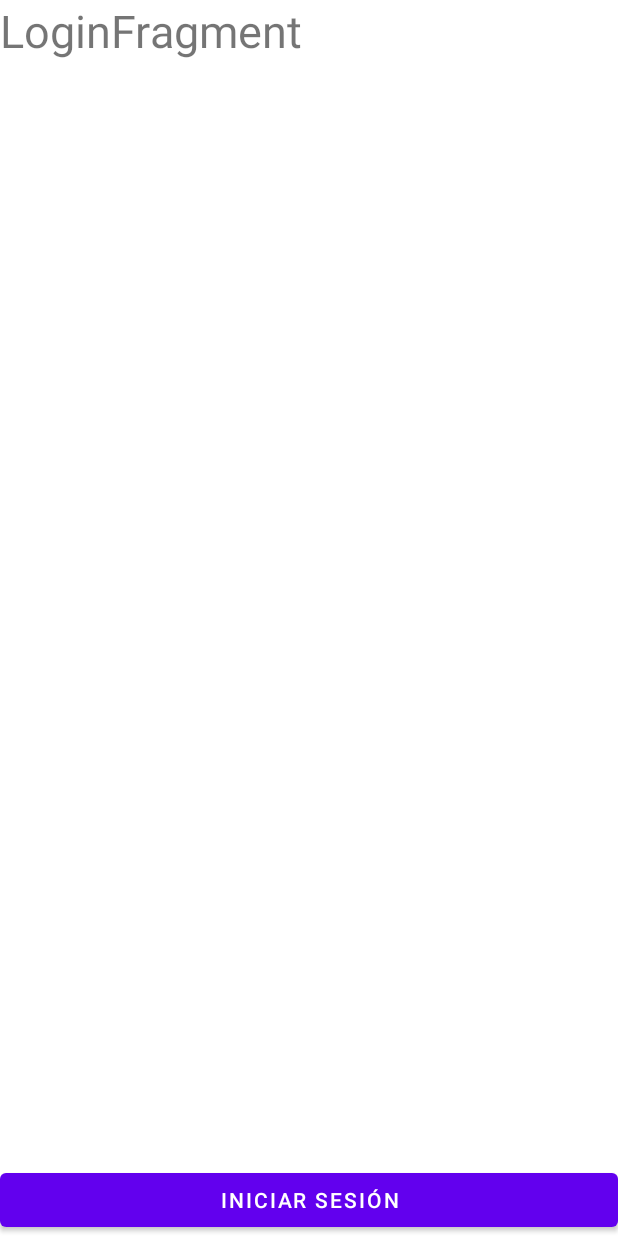
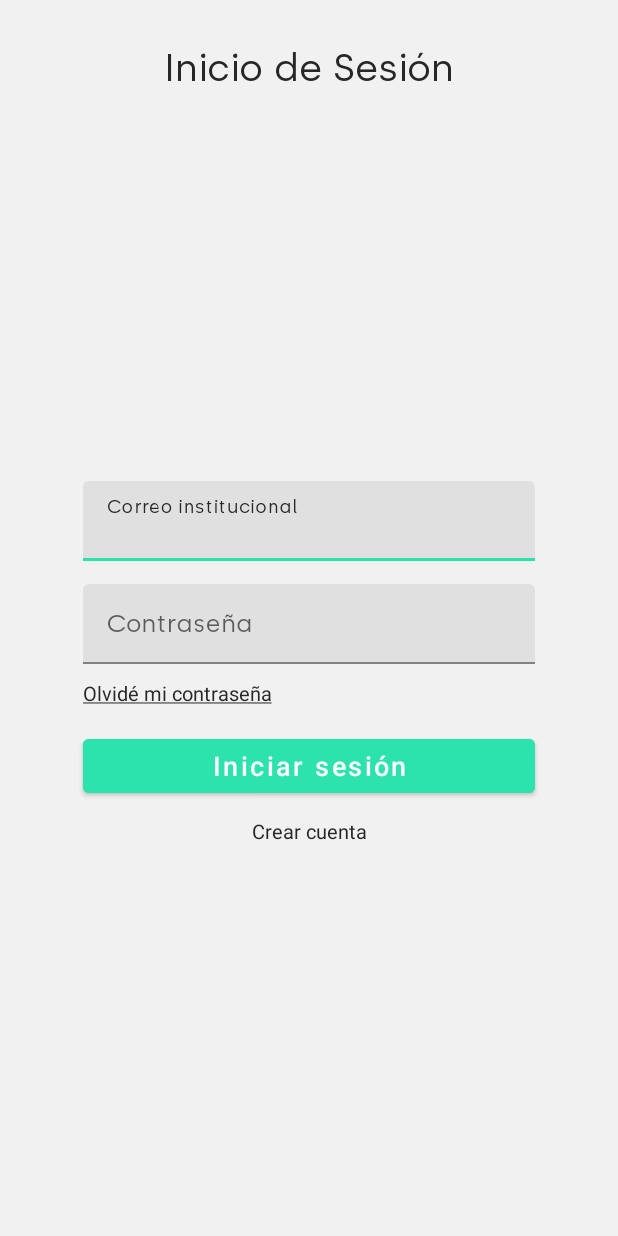
Before and after one commit to AndressRangell/DegreeProjects, an Android app: the screen it shows after launch (MainActivity before the commit, LoginActivity after it), on a phone screen of 412 x 824 dp. Run offline under Robolectric (Android 15) with nearby library versions, the phone set to English and light mode, and no system bars.

Commit message:
Design of LoginActivity implemeted and fragment navigation fixed

```diff
--- a/app/src/main/java/andres/rangel/degreeprojects/BaseApplication.kt
+++ /dev/null
@@ -1,15 +0,0 @@
-package andres.rangel.degreeprojects
-
-import android.app.Application
-import dagger.hilt.android.HiltAndroidApp
-import timber.log.Timber
-
-@HiltAndroidApp
-class BaseApplication : Application() {
-
-    override fun onCreate() {
-        super.onCreate()
-        Timber.plant(Timber.DebugTree())
-    }
-
-}
--- /dev/null
+++ b/app/src/main/java/andres/rangel/degreeprojects/LoginActivity.kt
@@ -0,0 +1,11 @@
+package andres.rangel.degreeprojects
+
+import androidx.appcompat.app.AppCompatActivity
+import android.os.Bundle
+
+class LoginActivity : AppCompatActivity() {
+    override fun onCreate(savedInstanceState: Bundle?) {
+        super.onCreate(savedInstanceState)
+        setContentView(R.layout.activity_login)
+    }
+}
--- a/app/src/main/java/andres/rangel/degreeprojects/LoginFragment.kt
+++ /dev/null
@@ -1,24 +0,0 @@
-package andres.rangel.degreeprojects
-
-import andres.rangel.degreeprojects.databinding.FragmentLoginBinding
-import android.os.Bundle
-import android.view.View
-import androidx.fragment.app.Fragment
-import androidx.navigation.fragment.findNavController
-
-class LoginFragment: Fragment(R.layout.fragment_login) {
-
-    private lateinit var binding: FragmentLoginBinding
-
-    override fun onViewCreated(view: View, savedInstanceState: Bundle?) {
-        super.onViewCreated(view, savedInstanceState)
-        binding = FragmentLoginBinding.bind(view)
-
-        binding.btnLogin.setOnClickListener {
-            findNavController().navigate(
-                R.id.action_loginFragment_to_homeFragment, savedInstanceState, null
-            )
-        }
-    }
-
-}
--- /dev/null
+++ b/app/src/main/res/layout/activity_login.xml
@@ -0,0 +1,111 @@
+<?xml version="1.0" encoding="utf-8"?>
+<androidx.constraintlayout.widget.ConstraintLayout xmlns:android="http://schemas.android.com/apk/res/android"
+    xmlns:app="http://schemas.android.com/apk/res-auto"
+    xmlns:tools="http://schemas.android.com/tools"
+    android:layout_width="match_parent"
+    android:layout_height="match_parent"
+    android:background="@color/background_light"
+    android:paddingHorizontal="25dp"
+    android:paddingTop="30dp"
+    tools:context=".LoginActivity">
+
+    <TextView
+        android:id="@+id/tvTitle"
+        android:layout_width="0dp"
+        android:layout_height="wrap_content"
+        android:textAlignment="center"
+        android:textSize="25sp"
+        android:text="@string/login_title"
+        android:fontFamily="@font/silka"
+        android:layout_marginHorizontal="25dp"
+        android:textColor="@color/text_black"
+        app:layout_constraintEnd_toEndOf="parent"
+        app:layout_constraintStart_toStartOf="parent"
+        app:layout_constraintTop_toTopOf="parent" />
+
+    <LinearLayout
+        android:layout_width="match_parent"
+        android:layout_height="0dp"
+        android:orientation="vertical"
+        android:gravity="center"
+        app:layout_constraintStart_toStartOf="parent"
+        app:layout_constraintEnd_toEndOf="parent"
+        app:layout_constraintTop_toBottomOf="@id/tvTitle"
+        app:layout_constraintBottom_toBottomOf="parent">
+
+        <com.google.android.material.textfield.TextInputLayout
+            android:layout_width="match_parent"
+            android:layout_height="wrap_content"
+            android:layout_marginHorizontal="30dp"
+            app:boxStrokeColor="@color/accent_one"
+            app:hintTextColor="@color/text_black">
+
+            <com.google.android.material.textfield.TextInputEditText
+                android:id="@+id/etEmail"
+                android:layout_width="match_parent"
+                android:layout_height="wrap_content"
+                android:fontFamily="@font/silka"
+                android:textColor="@color/text_black"
+                android:textColorHint="@color/text_black"
+                android:textSize="16sp"
+                android:hint="@string/email"
+                android:inputType="textEmailAddress" />
+
+        </com.google.android.material.textfield.TextInputLayout>
+
+        <com.google.android.material.textfield.TextInputLayout
+            android:layout_width="match_parent"
+            android:layout_height="wrap_content"
+            android:layout_marginHorizontal="30dp"
+            app:boxStrokeColor="@color/accent_one"
+            app:hintTextColor="@color/text_black"
+            android:layout_marginTop="15dp">
+
+            <com.google.android.material.textfield.TextInputEditText
+                android:id="@+id/etPassword"
+                android:layout_width="match_parent"
+                android:layout_height="wrap_content"
+                android:fontFamily="@font/silka"
+                android:textColor="@color/text_black"
+                android:textColorHint="@color/text_black"
+                android:textSize="16sp"
+                android:hint="@string/password"
+                android:inputType="textPassword" />
+
+        </com.google.android.material.textfield.TextInputLayout>
+
+        <TextView
+            android:id="@+id/tvForgotPassword"
+            android:layout_width="match_parent"
+            android:layout_height="wrap_content"
+            android:layout_marginHorizontal="30dp"
+            android:layout_marginTop="10dp"
+            android:text="@string/forgot_password"
+            android:textColor="@color/text_black"
+            android:textSize="13sp" />
+
+        <Button
+            android:id="@+id/btnLogin"
+            android:layout_width="match_parent"
+            android:layout_height="wrap_content"
+            android:layout_marginHorizontal="30dp"
+            android:layout_marginTop="15dp"
+            android:text="@string/login"
+            android:textAllCaps="false"
+            android:textSize="18sp"
+            android:backgroundTint="@color/accent_one"/>
+
+        <TextView
+            android:id="@+id/tvCreateAccount"
+            android:layout_width="match_parent"
+            android:layout_height="wrap_content"
+            android:layout_marginHorizontal="30dp"
+            android:layout_marginTop="10dp"
+            android:textAlignment="center"
+            android:text="@string/create_account"
+            android:textColor="@color/text_black"
+            android:textSize="13sp" />
+
+    </LinearLayout>
+
+</androidx.constraintlayout.widget.ConstraintLayout>
--- a/app/src/main/res/layout/fragment_login.xml
+++ /dev/null
@@ -1,26 +0,0 @@
-<?xml version="1.0" encoding="utf-8"?>
-<androidx.constraintlayout.widget.ConstraintLayout xmlns:android="http://schemas.android.com/apk/res/android"
-    xmlns:app="http://schemas.android.com/apk/res-auto"
-    android:layout_width="match_parent"
-    android:layout_height="match_parent">
-
-    <TextView
-        android:id="@+id/tvTitle"
-        android:layout_width="match_parent"
-        android:layout_height="wrap_content"
-        android:text="LoginFragment"
-        android:textSize="30sp"
-        app:layout_constraintEnd_toEndOf="parent"
-        app:layout_constraintStart_toStartOf="parent"
-        app:layout_constraintTop_toTopOf="parent" />
-
-    <Button
-        android:id="@+id/btnLogin"
-        android:layout_width="match_parent"
-        android:layout_height="wrap_content"
-        android:text="Iniciar Sesión"
-        app:layout_constraintEnd_toEndOf="parent"
-        app:layout_constraintStart_toStartOf="parent"
-        app:layout_constraintBottom_toBottomOf="parent"/>
-
-</androidx.constraintlayout.widget.ConstraintLayout>
--- a/app/src/main/res/navigation/navigation_menu.xml
+++ b/app/src/main/res/navigation/navigation_menu.xml
@@ -2,7 +2,7 @@
 <navigation xmlns:android="http://schemas.android.com/apk/res/android"
     xmlns:app="http://schemas.android.com/apk/res-auto"
     android:id="@+id/navigation_menu"
-    app:startDestination="@id/loginFragment">
+    app:startDestination="@id/homeFragment">
 
     <fragment
         android:id="@+id/homeFragment"
@@ -21,21 +21,9 @@
             app:destination="@id/homeFragment" />
     </fragment>
     <fragment
-        android:id="@+id/loginFragment"
-        android:name="andres.rangel.degreeprojects.LoginFragment"
-        android:label="LoginFragment">
-        <action
-            android:id="@+id/action_loginFragment_to_homeFragment"
-            app:destination="@id/homeFragment" />
-    </fragment>
-    <fragment
         android:id="@+id/profileFragment"
         android:name="andres.rangel.degreeprojects.ProfileFragment"
-        android:label="ProfileFragment">
-        <action
-            android:id="@+id/action_profileFragment_to_loginFragment"
-            app:destination="@id/loginFragment" />
-    </fragment>
+        android:label="ProfileFragment"/>
     <fragment
         android:id="@+id/projectListFragment"
         android:name="andres.rangel.degreeprojects.ProjectListFragment"
--- a/app/src/main/res/values-night/themes.xml
+++ b/app/src/main/res/values-night/themes.xml
@@ -3,7 +3,7 @@
     <style name="Theme.DegreeProjects" parent="Theme.MaterialComponents.DayNight.DarkActionBar">
         <!-- Primary brand color. -->
         <item name="colorPrimary">@color/purple_200</item>
-        <item name="colorPrimaryVariant">@color/purple_700</item>
+        <item name="colorPrimaryVariant">@color/background_dark</item>
         <item name="colorOnPrimary">@color/black</item>
         <!-- Secondary brand color. -->
         <item name="colorSecondary">@color/teal_200</item>
--- a/app/src/main/res/values/colors.xml
+++ b/app/src/main/res/values/colors.xml
@@ -8,11 +8,11 @@
     <color name="black">#FF000000</color>
     <color name="white">#FFFFFFFF</color>
     <color name="gray">#595959</color>
-    <color name="background_light">#f9fafd</color>
+    <color name="background_light">#F1F1F1</color>
     <color name="background_dark">#283161</color>
-    <color name="text_black">#07091e</color>
-    <color name="text_white">#f9fefe</color>
-    <color name="card_light">#f9fefe</color>
+    <color name="text_black">#272727</color>
+    <color name="text_white">#F1F1F1</color>
+    <color name="card_light">#FAFAFA</color>
     <color name="card_dark">#091244</color>
     <color name="accent_one">#2de3ad</color>
     <color name="accent_two">#01cffe</color>
--- a/app/src/main/res/values/strings.xml
+++ b/app/src/main/res/values/strings.xml
@@ -1,5 +1,11 @@
 <resources>
     <string name="app_name">DegreeProjects</string>
-    <!-- TODO: Remove or change this placeholder text -->
     <string name="hello_blank_fragment">Hello blank fragment</string>
+    <string name="icon_back">icon back</string>
+    <string name="login_title">Inicio de Sesión</string>
+    <string name="email">Correo institucional</string>
+    <string name="password">Contraseña</string>
+    <string name="login">Iniciar sesión</string>
+    <string name="forgot_password"><u>Olvidé mi contraseña</u></string>
+    <string name="create_account">Crear cuenta</string>
 </resources>
--- a/app/src/main/res/values/themes.xml
+++ b/app/src/main/res/values/themes.xml
@@ -3,7 +3,7 @@
     <style name="Theme.DegreeProjects" parent="Theme.MaterialComponents.DayNight.NoActionBar">
         <!-- Primary brand color. -->
         <item name="colorPrimary">@color/purple_500</item>
-        <item name="colorPrimaryVariant">@color/purple_700</item>
+        <item name="colorPrimaryVariant">@color/text_black</item>
         <item name="colorOnPrimary">@color/white</item>
         <!-- Secondary brand color. -->
         <item name="colorSecondary">@color/teal_200</item>
```
Also changed, not shown: app/src/main/AndroidManifest.xml (+15 -4 lines), app/src/main/java/andres/rangel/degreeprojects/RegisterActivity.kt (added, +11 -0 lines), app/src/main/res/layout/activity_register.xml (added, +9 -0 lines), app/src/main/res/layout/toolbar.xml (added, +36 -0 lines), app/src/main/res/drawable-hdpi/ic_back.png (added), app/src/main/res/drawable-mdpi/ic_back.png (added), app/src/main/res/drawable-xhdpi/ic_back.png (added), app/src/main/res/drawable-xxhdpi/ic_back.png (added), app/src/main/res/drawable-xxxhdpi/ic_back.png (added).
